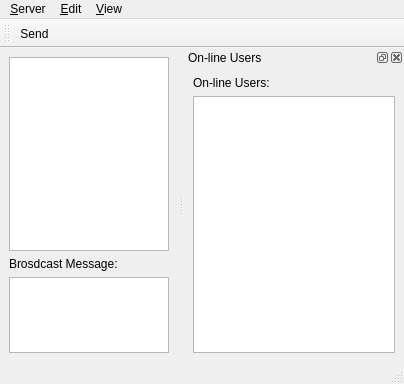
fromWannaCry/sshout-qt-client-code, file mainwindow.ui: the form before one commit.
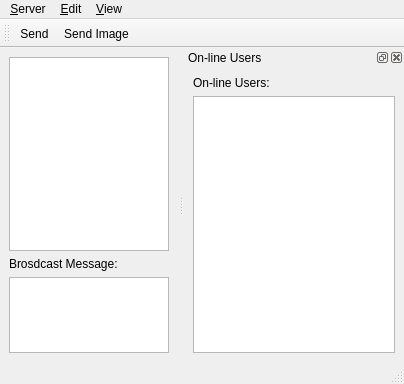
The form after the commit.

Commit message: Add sending image support, but the program is always segmentation fault when running this code, thus I can't sure this code is correct

What changed in the file:
```diff
--- a/mainwindow.ui
+++ b/mainwindow.ui
@@ -129,6 +129,7 @@
     <bool>false</bool>
    </attribute>
    <addaction name="action_send"/>
+   <addaction name="action_send_image"/>
   </widget>
   <action name="action_press_enter_to_send_message">
    <property name="checkable">
@@ -177,6 +178,11 @@
     <string>Send message in HTML format</string>
    </property>
   </action>
+  <action name="action_send_image">
+   <property name="text">
+    <string>Send Image...</string>
+   </property>
+  </action>
  </widget>
  <resources/>
  <connections>
```
Left out of the diff: 25 changed lines with no effect on the pictures. The commit also changes 3 other files.
